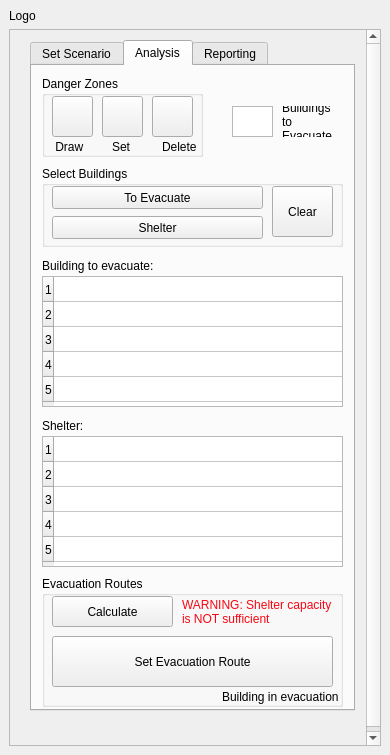
The window that Evacu8/Evacu8/Evacu8_dockwidget_base.ui (fhb1990/GEO1005) describes before a commit, drawn with Qt 5.
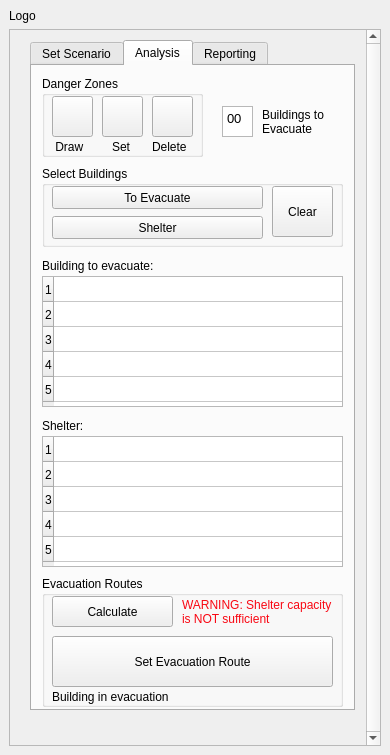
The same window after the commit. The open tabs and pages were chosen to show the change.

Commit message: interface and colors

```diff
--- a/Evacu8/Evacu8/Evacu8_dockwidget_base.ui
+++ b/Evacu8/Evacu8/Evacu8_dockwidget_base.ui
@@ -57,7 +57,7 @@
          <x>0</x>
          <y>0</y>
          <width>345</width>
-         <height>720</height>
+         <height>680</height>
         </rect>
        </property>
        <widget class="QTabWidget" name="tabs">
@@ -506,7 +506,7 @@
           <widget class="QLabel" name="label_3">
            <property name="geometry">
             <rect>
-             <x>120</x>
+             <x>110</x>
              <y>60</y>
              <width>41</width>
              <height>21</height>
@@ -1041,9 +1041,9 @@
           <widget class="QLabel" name="sent_msg">
            <property name="geometry">
             <rect>
-             <x>180</x>
+             <x>10</x>
              <y>110</y>
-             <width>121</width>
+             <width>141</width>
              <height>21</height>
             </rect>
            </property>
@@ -1058,9 +1058,9 @@
          <widget class="QLabel" name="to_evac_lable">
           <property name="geometry">
            <rect>
-            <x>250</x>
+            <x>230</x>
             <y>40</y>
-            <width>61</width>
+            <width>71</width>
             <height>31</height>
            </rect>
           </property>
@@ -1074,9 +1074,9 @@
          <widget class="QTextBrowser" name="buildings">
           <property name="geometry">
            <rect>
-            <x>200</x>
+            <x>190</x>
             <y>40</y>
-            <width>41</width>
+            <width>31</width>
             <height>31</height>
            </rect>
           </property>
@@ -1084,8 +1084,8 @@
            <string>&lt;!DOCTYPE HTML PUBLIC &quot;-//W3C//DTD HTML 4.0//EN&quot; &quot;http://www.w3.org/TR/REC-html40/strict.dtd&quot;&gt;
 &lt;html&gt;&lt;head&gt;&lt;meta name=&quot;qrichtext&quot; content=&quot;1&quot; /&gt;&lt;style type=&quot;text/css&quot;&gt;
 p, li { white-space: pre-wrap; }
-&lt;/style&gt;&lt;/head&gt;&lt;body style=&quot; font-family:'MS Shell Dlg 2'; font-size:8.25pt; font-weight:400; font-style:normal;&quot;&gt;
-&lt;p style=&quot;-qt-paragraph-type:empty; margin-top:0px; margin-bottom:0px; margin-left:0px; margin-right:0px; -qt-block-indent:0; text-indent:0px; font-size:8pt;&quot;&gt;&lt;br /&gt;&lt;/p&gt;&lt;/body&gt;&lt;/html&gt;</string>
+&lt;/style&gt;&lt;/head&gt;&lt;body style=&quot; font-family:'MS Shell Dlg 2'; font-size:7.8pt; font-weight:400; font-style:normal;&quot;&gt;
+&lt;p style=&quot; margin-top:0px; margin-bottom:0px; margin-left:0px; margin-right:0px; -qt-block-indent:0; text-indent:0px;&quot;&gt;&lt;span style=&quot; font-size:10pt;&quot;&gt;00&lt;/span&gt;&lt;/p&gt;&lt;/body&gt;&lt;/html&gt;</string>
           </property>
          </widget>
         </widget>
```
Left out of the diff: 20 changed lines with no effect on the pictures. The commit also changes 3 other files.
